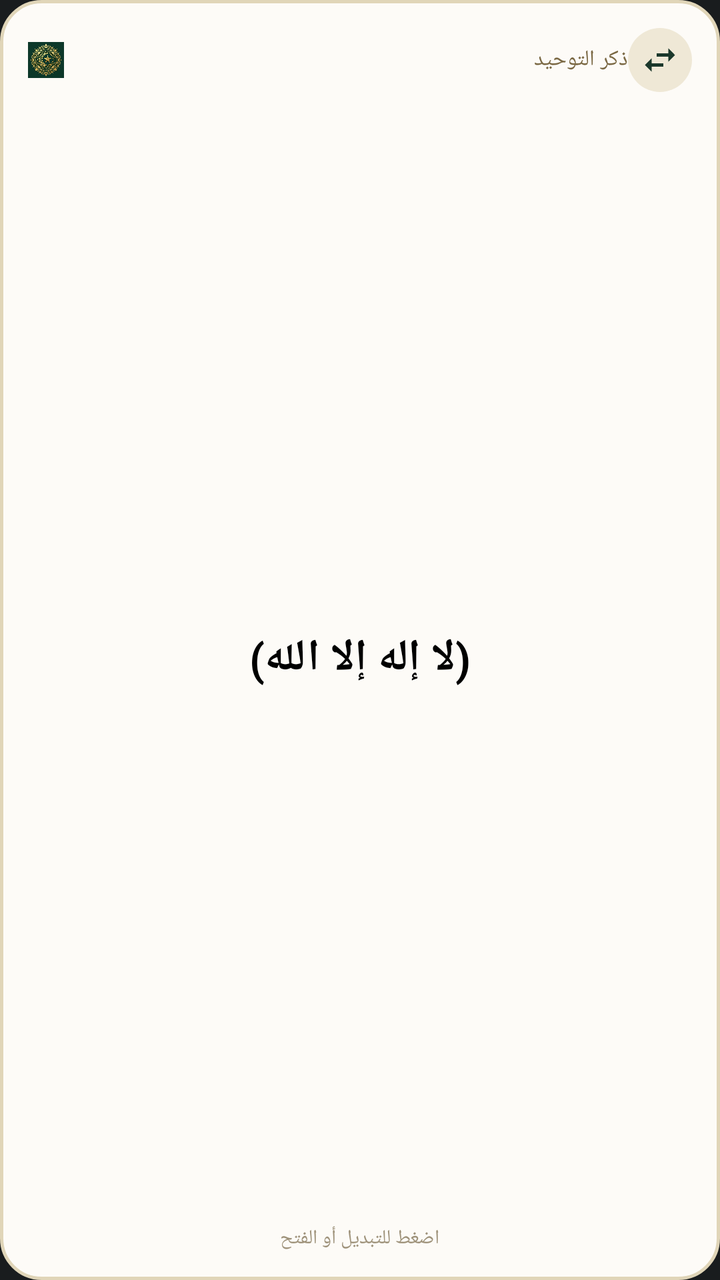
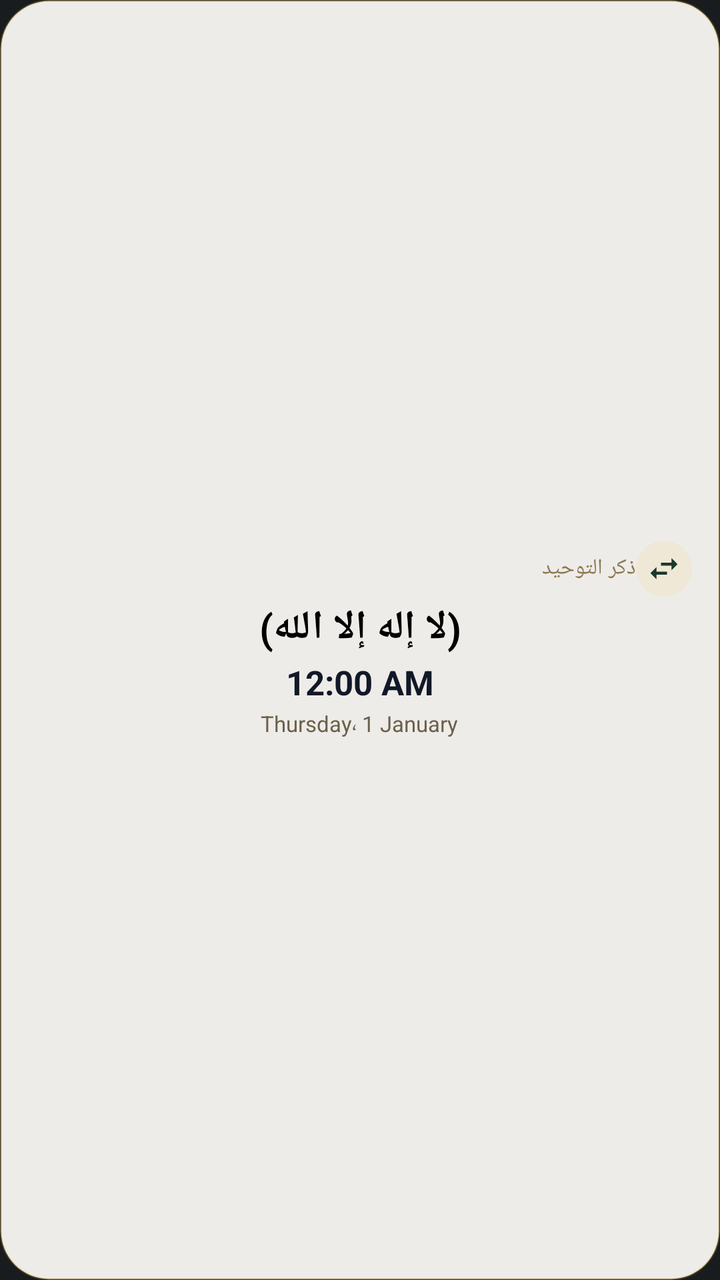

Screens rendered from an Android XML layout before and after an edit, with the pre-edit source and the edit as a unified diff.
<!-- AndroidManifest.xml: application theme Theme.MyApplication -->
<!-- res/layout/widget_tawheed.xml -->
<?xml version="1.0" encoding="utf-8"?>
<LinearLayout xmlns:android="http://schemas.android.com/apk/res/android"
    android:id="@+id/widget_container"
    android:layout_width="match_parent"
    android:layout_height="match_parent"
    android:background="@drawable/widget_bg"
    android:gravity="center"
    android:orientation="vertical"
    android:padding="14dp">

    
    <LinearLayout
        android:layout_width="match_parent"
        android:layout_height="wrap_content"
        android:gravity="center_vertical"
        android:orientation="horizontal">

        <ImageView
            android:layout_width="18dp"
            android:layout_height="18dp"
            android:contentDescription="شعار"
            android:src="@drawable/app_launcher_icon" />

        <TextView
            android:layout_width="0dp"
            android:layout_height="wrap_content"
            android:layout_marginStart="6dp"
            android:layout_weight="1"
            android:fontFamily="serif"
            android:text="ذكر التوحيد"
            android:textColor="#7A6843"
            android:textSize="11sp" />

        <ImageButton
            android:id="@+id/widget_btn_switch"
            android:layout_width="32dp"
            android:layout_height="32dp"
            android:background="@drawable/widget_button_bg"
            android:contentDescription="تبديل العبارة"
            android:padding="6dp"
            android:scaleType="fitCenter"
            android:src="@drawable/ic_swap" />
    </LinearLayout>

    
    <TextView
        android:id="@+id/widget_text"
        android:layout_width="match_parent"
        android:layout_height="0dp"
        android:layout_weight="1"
        android:gravity="center"
        android:paddingStart="6dp"
        android:paddingTop="4dp"
        android:paddingEnd="6dp"
        android:paddingBottom="4dp"
        android:text="(لا إله إلا الله)"
        android:textColor="#000000"
        android:textSize="22sp"
        android:textStyle="bold" />

    
    <TextView
        android:layout_width="wrap_content"
        android:layout_height="wrap_content"
        android:text="اضغط للتبديل أو الفتح"
        android:textColor="#9E927A"
        android:textSize="10sp" />

</LinearLayout>
<!-- resources referenced by this layout -->
<resources>
  <!-- drawable app_launcher_icon: jpg bitmap (drawable, 934628 bytes) -->
  <!-- drawable ic_swap (drawable) -->
  <?xml version="1.0" encoding="utf-8"?>
  <vector xmlns:android="http://schemas.android.com/apk/res/android"
      android:width="24dp"
      android:height="24dp"
      android:viewportWidth="24"
      android:viewportHeight="24">
      <path
          android:fillColor="#1B382B"
          android:pathData="M6.99,11L3,15l3.99,4v-3H14v-2H6.99v-3zM21,9l-3.99,-4v3H10v2h7.01v3L21,9z"/>
  </vector>
  <!-- drawable widget_bg (drawable) -->
  <?xml version="1.0" encoding="utf-8"?>
  <shape xmlns:android="http://schemas.android.com/apk/res/android"
      android:shape="rectangle">
      <solid android:color="#FDFBF7" />
      <corners android:radius="20dp" />
      <stroke
          android:width="1.5dp"
          android:color="#E0D5B8" />
  </shape>
  <!-- drawable widget_button_bg (drawable) -->
  <?xml version="1.0" encoding="utf-8"?>
  <shape xmlns:android="http://schemas.android.com/apk/res/android"
      android:shape="oval">
      <solid android:color="#EFE8D6" />
  </shape>
  <style name="Theme.MyApplication" parent="android:Theme.DeviceDefault.NoActionBar" />
</resources>

<!-- the commit's change to res/layout/widget_tawheed.xml (unified diff, before → after) -->
@@ -6,7 +6,10 @@
     android:background="@drawable/widget_bg"
     android:gravity="center"
     android:orientation="vertical"
-    android:padding="14dp">
+    android:paddingStart="14dp"
+    android:paddingTop="10dp"
+    android:paddingEnd="14dp"
+    android:paddingBottom="10dp">
 
     
     <LinearLayout
@@ -15,29 +18,22 @@
         android:gravity="center_vertical"
         android:orientation="horizontal">
 
-        <ImageView
-            android:layout_width="18dp"
-            android:layout_height="18dp"
-            android:contentDescription="شعار"
-            android:src="@drawable/app_launcher_icon" />
-
         <TextView
             android:layout_width="0dp"
             android:layout_height="wrap_content"
-            android:layout_marginStart="6dp"
             android:layout_weight="1"
             android:fontFamily="serif"
             android:text="ذكر التوحيد"
-            android:textColor="#7A6843"
+            android:textColor="#8C7853"
             android:textSize="11sp" />
 
         <ImageButton
             android:id="@+id/widget_btn_switch"
-            android:layout_width="32dp"
-            android:layout_height="32dp"
+            android:layout_width="28dp"
+            android:layout_height="28dp"
             android:background="@drawable/widget_button_bg"
             android:contentDescription="تبديل العبارة"
-            android:padding="6dp"
+            android:padding="5dp"
             android:scaleType="fitCenter"
             android:src="@drawable/ic_swap" />
     </LinearLayout>
@@ -46,24 +42,37 @@
     <TextView
         android:id="@+id/widget_text"
         android:layout_width="match_parent"
-        android:layout_height="0dp"
-        android:layout_weight="1"
+        android:layout_height="wrap_content"
+        android:layout_marginTop="2dp"
+        android:layout_marginBottom="2dp"
         android:gravity="center"
-        android:paddingStart="6dp"
-        android:paddingTop="4dp"
-        android:paddingEnd="6dp"
-        android:paddingBottom="4dp"
         android:text="(لا إله إلا الله)"
         android:textColor="#000000"
-        android:textSize="22sp"
+        android:textSize="20sp"
         android:textStyle="bold" />
 
     
-    <TextView
+    <TextClock
+        android:id="@+id/widget_clock"
         android:layout_width="wrap_content"
         android:layout_height="wrap_content"
-        android:text="اضغط للتبديل أو الفتح"
-        android:textColor="#9E927A"
-        android:textSize="10sp" />
+        android:format12Hour="hh:mm a"
+        android:format24Hour="HH:mm"
+        android:gravity="center"
+        android:textColor="#111827"
+        android:textSize="17sp"
+        android:textStyle="bold" />
+
+    
+    <TextClock
+        android:id="@+id/widget_date"
+        android:layout_width="wrap_content"
+        android:layout_height="wrap_content"
+        android:layout_marginTop="2dp"
+        android:format12Hour="EEEE، d MMMM"
+        android:format24Hour="EEEE، d MMMM"
+        android:gravity="center"
+        android:textColor="#6B604A"
+        android:textSize="11sp" />
 
 </LinearLayout>
<!-- resource entries referenced after the edit -->
@@ -1,6 +1,5 @@
 <!-- resources referenced by this layout -->
 <resources>
-  <!-- drawable app_launcher_icon: jpg bitmap (drawable, 934628 bytes) -->
   <!-- drawable ic_swap (drawable) -->
   <?xml version="1.0" encoding="utf-8"?>
   <vector xmlns:android="http://schemas.android.com/apk/res/android"
@@ -16,11 +15,11 @@
   <?xml version="1.0" encoding="utf-8"?>
   <shape xmlns:android="http://schemas.android.com/apk/res/android"
       android:shape="rectangle">
-      <solid android:color="#FDFBF7" />
-      <corners android:radius="20dp" />
+      <solid android:color="#F2FAF8F3" />
+      <corners android:radius="24dp" />
       <stroke
-          android:width="1.5dp"
-          android:color="#E0D5B8" />
+          android:width="1dp"
+          android:color="#40D4AF37" />
   </shape>
   <!-- drawable widget_button_bg (drawable) -->
   <?xml version="1.0" encoding="utf-8"?>
